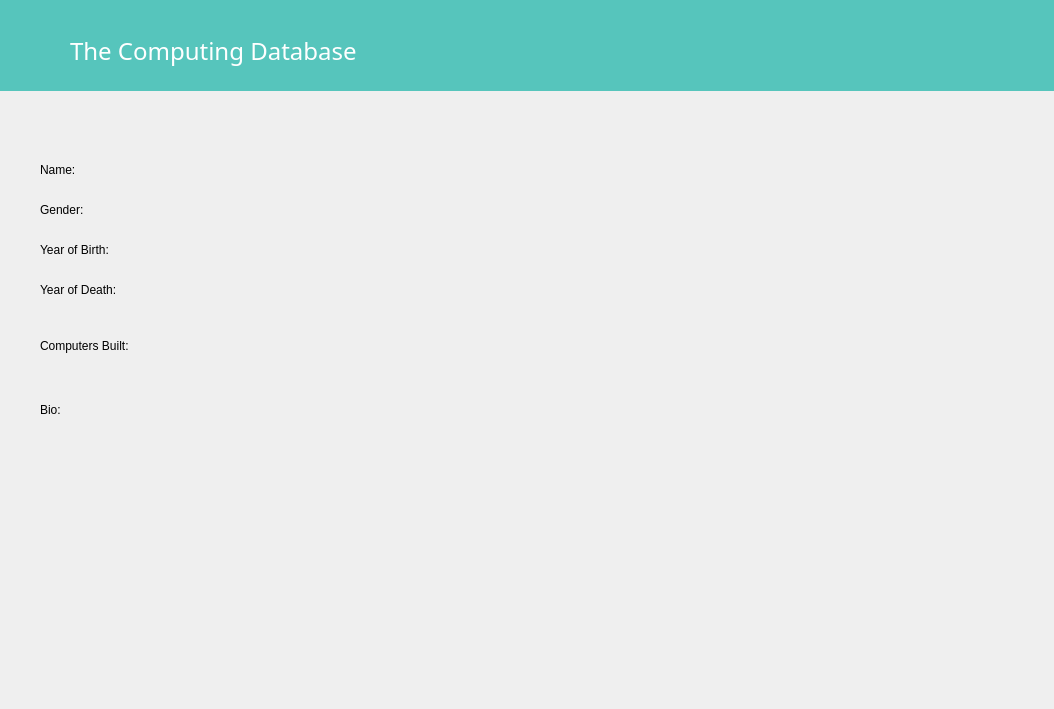
Old version of the form infoscientist.ui in the repository olofristen/VLN1_Skil3.
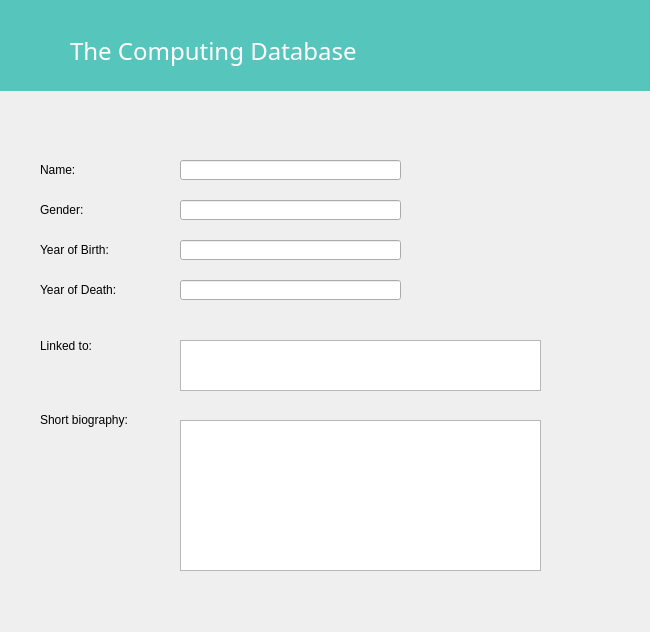
New version of the form. Icons and pictures are not drawn.

Patch:
```diff
--- a/infoscientist.ui
+++ b/infoscientist.ui
@@ -6,8 +6,8 @@
    <rect>
     <x>0</x>
     <y>0</y>
-    <width>1054</width>
-    <height>709</height>
+    <width>650</width>
+    <height>632</height>
    </rect>
   </property>
   <property name="windowTitle">
@@ -144,15 +144,15 @@
     <string notr="true">font: 75 12pt &quot;AlternateGothic2 BT&quot;;</string>
    </property>
    <property name="text">
-    <string>Computers Built:</string>
+    <string>Linked to:</string>
    </property>
   </widget>
   <widget class="QLabel" name="bio">
    <property name="geometry">
     <rect>
      <x>40</x>
-     <y>400</y>
-     <width>68</width>
+     <y>410</y>
+     <width>121</width>
      <height>19</height>
     </rect>
    </property>
@@ -160,7 +160,82 @@
     <string notr="true">font: 75 12pt &quot;AlternateGothic2 BT&quot;;</string>
    </property>
    <property name="text">
-    <string>Bio:</string>
+    <string>Short biography:</string>
+   </property>
+  </widget>
+  <widget class="QLineEdit" name="nameBox">
+   <property name="enabled">
+    <bool>true</bool>
+   </property>
+   <property name="geometry">
+    <rect>
+     <x>180</x>
+     <y>160</y>
+     <width>221</width>
+     <height>20</height>
+    </rect>
+   </property>
+   <property name="readOnly">
+    <bool>true</bool>
+   </property>
+  </widget>
+  <widget class="QLineEdit" name="genderBox">
+   <property name="geometry">
+    <rect>
+     <x>180</x>
+     <y>200</y>
+     <width>221</width>
+     <height>20</height>
+    </rect>
+   </property>
+   <property name="readOnly">
+    <bool>true</bool>
+   </property>
+  </widget>
+  <widget class="QLineEdit" name="yobBox">
+   <property name="geometry">
+    <rect>
+     <x>180</x>
+     <y>240</y>
+     <width>221</width>
+     <height>20</height>
+    </rect>
+   </property>
+   <property name="readOnly">
+    <bool>true</bool>
+   </property>
+  </widget>
+  <widget class="QLineEdit" name="yodBox">
+   <property name="geometry">
+    <rect>
+     <x>180</x>
+     <y>280</y>
+     <width>221</width>
+     <height>20</height>
+    </rect>
+   </property>
+   <property name="readOnly">
+    <bool>true</bool>
+   </property>
+  </widget>
+  <widget class="QTextBrowser" name="bioBox">
+   <property name="geometry">
+    <rect>
+     <x>180</x>
+     <y>420</y>
+     <width>361</width>
+     <height>151</height>
+    </rect>
+   </property>
+  </widget>
+  <widget class="QTextBrowser" name="compLink">
+   <property name="geometry">
+    <rect>
+     <x>180</x>
+     <y>340</y>
+     <width>361</width>
+     <height>51</height>
+    </rect>
    </property>
   </widget>
  </widget>
```
